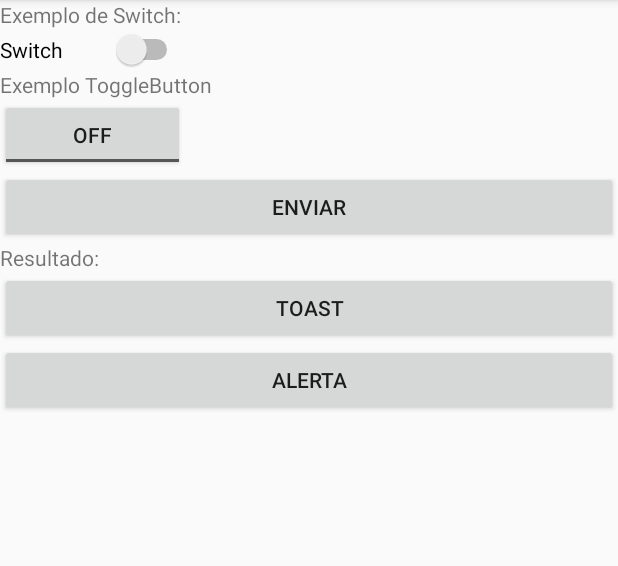
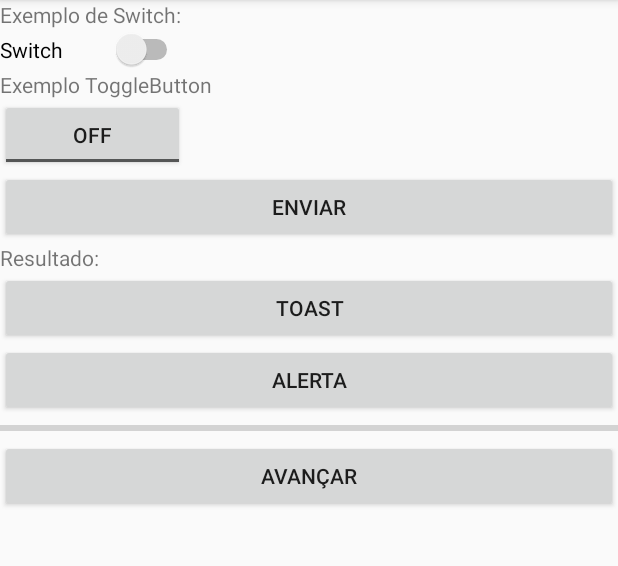
Before and after one commit to fcoviana/projects-mobile, an Android app: the screen it shows after launch (MainActivity), on a phone screen of 412 x 824 dp, the part 84-650 px from its top. Run offline under Robolectric (Android 15) with nearby library versions, the phone set to English and light mode, and no system bars.

Commit message:
advanceProgressBar

```diff
--- a/Aula13/app/src/main/java/com/example/aula13/MainActivity.java
+++ b/Aula13/app/src/main/java/com/example/aula13/MainActivity.java
@@ -6,6 +6,7 @@ import androidx.appcompat.app.AppCompatActivity;
 import android.content.DialogInterface;
 import android.os.Bundle;
 import android.view.View;
+import android.widget.ProgressBar;
 import android.widget.Switch;
 import android.widget.TextView;
 import android.widget.Toast;
@@ -21,11 +22,16 @@ public class MainActivity extends AppCompatActivity {
         swtStatus = findViewById(R.id.swt_status);
         tggBtnStatus = findViewById(R.id.tggBtn_status);
         txtResult = findViewById(R.id.txt_result);
+        pgbHorizontal = findViewById(R.id.pgb_horizontal);
+        pgbCircle = findViewById(R.id.pgb_circle);
     }
 
     private Switch swtStatus;
     private ToggleButton tggBtnStatus;
     private TextView txtResult;
+    private ProgressBar pgbHorizontal;
+    private ProgressBar pgbCircle;
+    private int advance = 0;
 
     public void send(View v) {
         if(swtStatus.isChecked() && tggBtnStatus.isChecked())
@@ -72,4 +78,13 @@ public class MainActivity extends AppCompatActivity {
         alert.create();
         alert.show();
     }
+
+    public void advanceProgressBar(View v) {
+        this.advance += 1;
+        pgbHorizontal.setProgress(this.advance);
+        pgbCircle.setVisibility(View.VISIBLE);
+
+        if(this.advance >= 10)
+            pgbCircle.setVisibility(View.GONE);
+    }
 }
--- a/Aula13/app/src/main/res/layout/activity_main.xml
+++ b/Aula13/app/src/main/res/layout/activity_main.xml
@@ -57,4 +57,25 @@
         android:layout_height="wrap_content"
         android:onClick="showAlet"
         android:text="Alerta" />
+
+    <ProgressBar
+        android:id="@+id/pgb_horizontal"
+        style="?android:attr/progressBarStyleHorizontal"
+        android:layout_width="match_parent"
+        android:layout_height="wrap_content"
+        android:max="10" />
+
+    <ProgressBar
+        android:id="@+id/pgb_circle"
+        style="?android:attr/progressBarStyle"
+        android:layout_width="match_parent"
+        android:layout_height="wrap_content"
+        android:visibility="gone" />
+
+    <Button
+        android:id="@+id/btn_progress"
+        android:layout_width="match_parent"
+        android:layout_height="wrap_content"
+        android:onClick="advanceProgressBar"
+        android:text="Avançar" />
 </LinearLayout>
```
